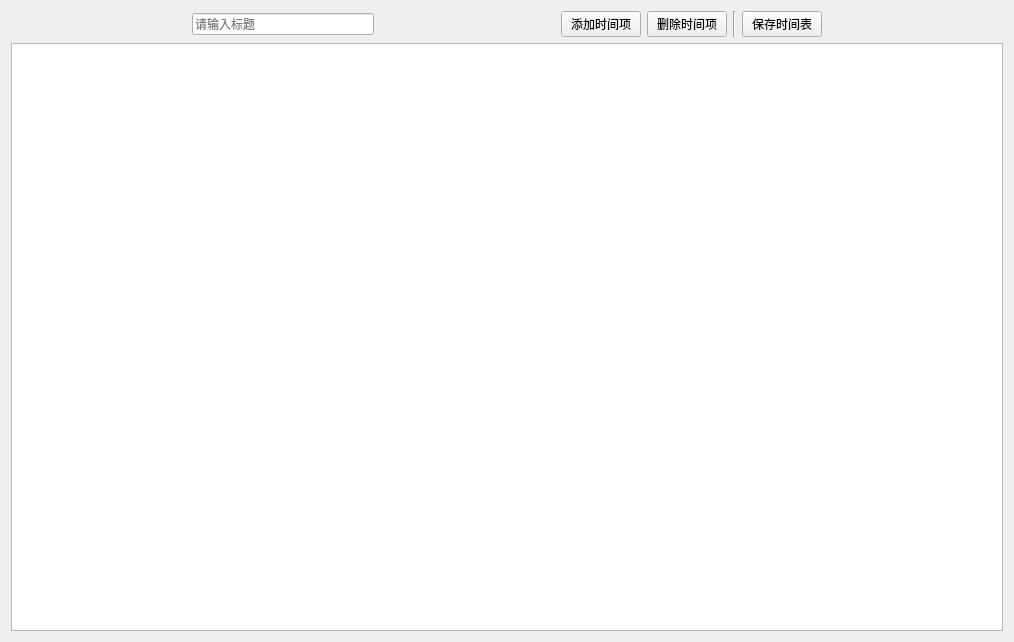
The window that LxDailySchedule/DailyScheduleEditor.ui (leishengxie/FengZhiHong) describes before a commit, drawn with Qt 5.
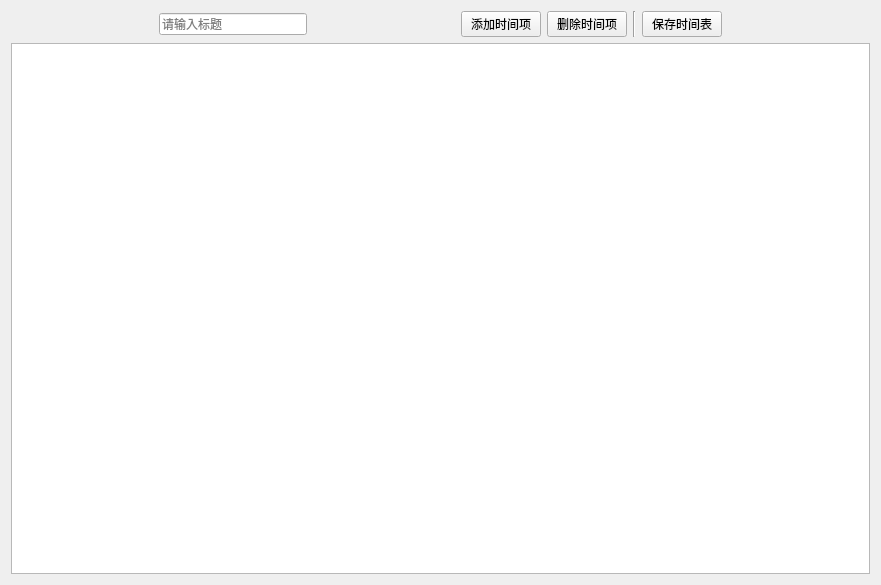
The same window after the commit. Custom widgets are drawn as their Qt base class.

```diff
--- a/LxDailySchedule/DailyScheduleEditor.ui
+++ b/LxDailySchedule/DailyScheduleEditor.ui
@@ -6,8 +6,8 @@
    <rect>
     <x>0</x>
     <y>0</y>
-    <width>1014</width>
-    <height>642</height>
+    <width>881</width>
+    <height>585</height>
    </rect>
   </property>
   <property name="windowTitle">
```
Left out of the diff: 2 changed lines with no effect on the pictures.
